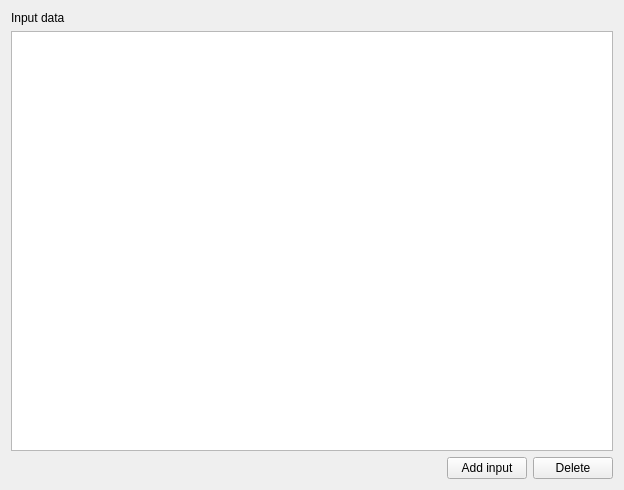
Before: the Qt Designer form src/plugins/workflow_designer/src/library/create_cmdline_based_worker/CreateCmdlineBasedWorkerWizardInputDataPage.ui in violethaze74/ugene, drawn with Qt 5.
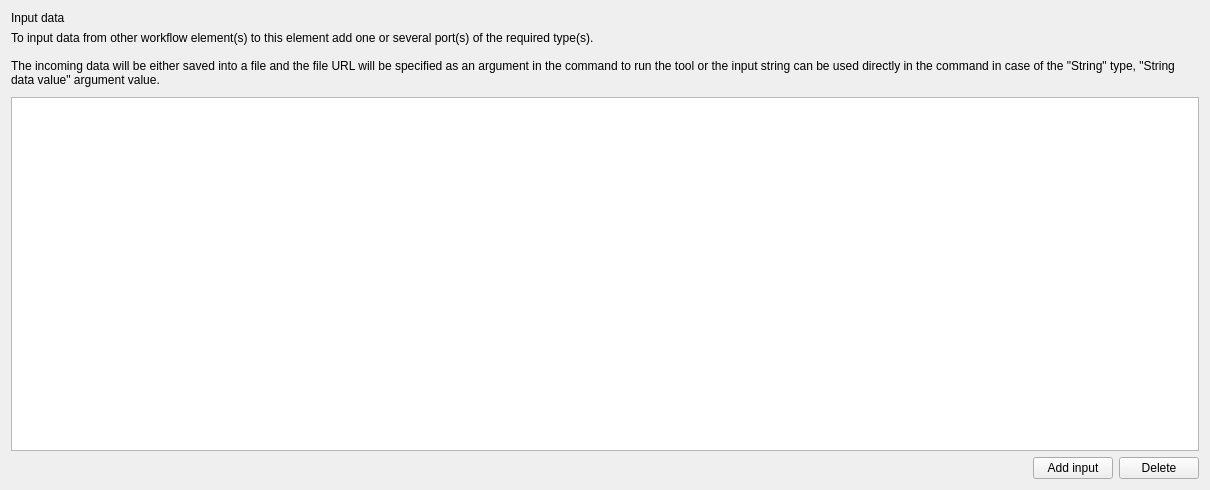
After: the same form once the commit is applied.

Commit message: UGENE-6472 Input and output data pages when creating/editing an element with command-line tool

```diff
--- a/src/plugins/workflow_designer/src/library/create_cmdline_based_worker/CreateCmdlineBasedWorkerWizardInputDataPage.ui
+++ b/src/plugins/workflow_designer/src/library/create_cmdline_based_worker/CreateCmdlineBasedWorkerWizardInputDataPage.ui
@@ -6,14 +6,14 @@
    <rect>
     <x>0</x>
     <y>0</y>
-    <width>624</width>
+    <width>1210</width>
     <height>490</height>
    </rect>
   </property>
   <property name="windowTitle">
    <string>WizardPage</string>
   </property>
-  <layout class="QVBoxLayout" name="verticalLayout">
+  <layout class="QVBoxLayout" name="verticalLayout_3">
    <item>
     <widget class="QLabel" name="lblTitle">
      <property name="text">
@@ -22,11 +22,36 @@
     </widget>
    </item>
    <item>
+    <layout class="QVBoxLayout" name="verticalLayout">
+     <property name="spacing">
+      <number>10</number>
+     </property>
+     <item>
+      <widget class="QLabel" name="lblDescription">
+       <property name="sizePolicy">
+        <sizepolicy hsizetype="Preferred" vsizetype="Preferred">
+         <horstretch>0</horstretch>
+         <verstretch>0</verstretch>
+        </sizepolicy>
+       </property>
+       <property name="text">
+        <string>To input data from other workflow element(s) to this element add one or several port(s) of the required type(s).
+
+The incoming data will be either saved into a file and the file URL will be specified as an argument in the command to run the tool or the input string can be used directly in the command in case of the &quot;String&quot; type, &quot;String data value&quot; argument value.</string>
+       </property>
+       <property name="wordWrap">
+        <bool>true</bool>
+       </property>
+      </widget>
+     </item>
+     <item>
     <widget class="QTableView" name="tvInput">
      <property name="selectionMode">
       <enum>QAbstractItemView::SingleSelection</enum>
      </property>
     </widget>
+     </item>
+    </layout>
    </item>
    <item>
     <layout class="QHBoxLayout" name="inputsButtonsLayout">
```
Lines whose indentation alone changed are shown as unchanged. The commit also changes 3 other files.
